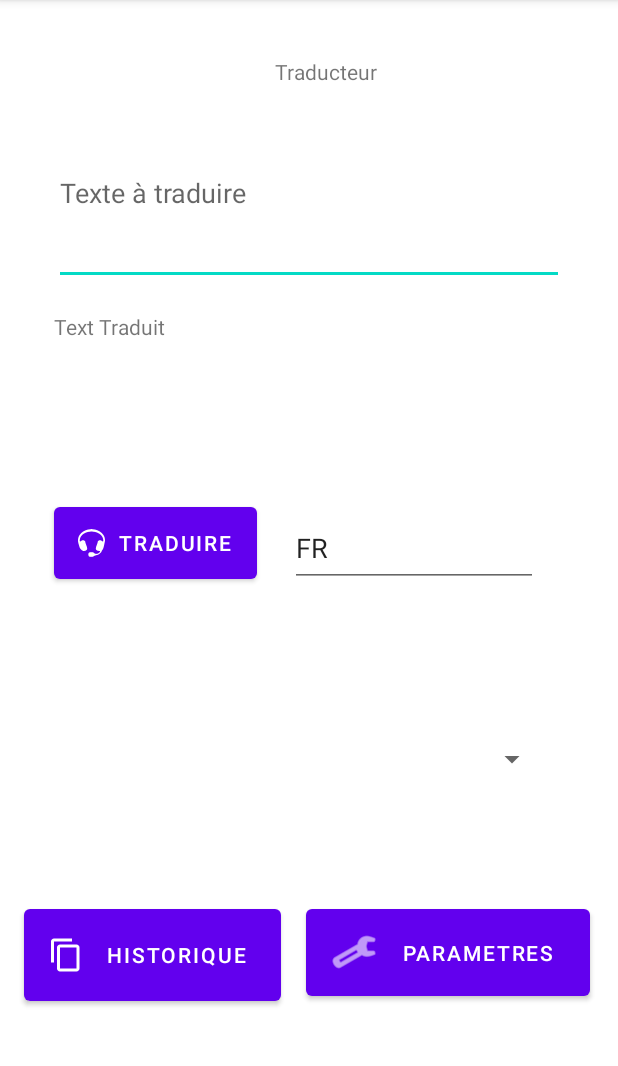
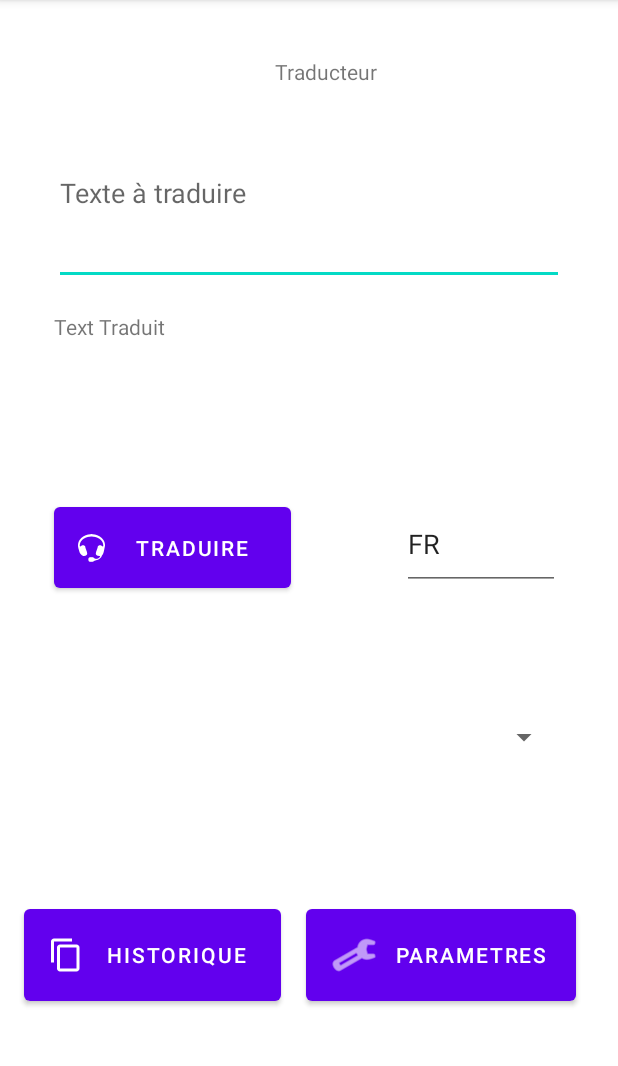
Before and after one commit to antoine-chenevier/Projet-Android, an Android app: the screen it shows after launch (MainActivity), after a tap on "TRADUIRE", on a phone screen of 412 x 824 dp, the part 84-1150 px from its top. Run offline under Robolectric (Android 15) with nearby library versions, the phone set to English and light mode, and no system bars; libraries missing offline, so code that uses them is left out: com.androidnetworking, com.androidnetworking.error, com.androidnetworking.interfaces; 4 statements that could not run were skipped.

```diff
--- a/app/src/main/java/com/chenevier/projet/MainActivity.java
+++ b/app/src/main/java/com/chenevier/projet/MainActivity.java
@@ -37,6 +37,151 @@ public class MainActivity extends AppCompatActivity implements AdapterView.OnIte
         setContentView(R.layout.activity_main);
         AndroidNetworking.initialize(this);
 
+        // Set the api key
+        SharedPreferences file = getSharedPreferences("fileKey",MODE_PRIVATE);
+        SharedPreferences.Editor editor = file.edit();
+        APIKey = file.getString("APIKey","");
+
+        // Get the list of languages
+        AndroidNetworking.get("https://api-free.deepl.com/v2/languages")
+                .addHeaders("Authorization", "DeepL-Auth-Key " + APIKey)
+                .build()
+                .getAsJSONArray(new JSONArrayRequestListener() {
+                    @Override
+                    public void onResponse(JSONArray response) {
+                        try {
+                            for (int i = 0; i < response.length(); i++) {
+
+                                // Get the data from API
+                                JSONObject langue = response.getJSONObject(i);
+                                String language = langue.getString("language");
+                                String name = langue.getString("name");
+
+                                // Add the data to the list
+                                Langue langueAdd = new Langue(language, name);
+                                langue_list.add(langueAdd);
+                            }
+                        } catch (JSONException e) {
+                            e.printStackTrace();
+                        }
+                    }
+                    @Override
+                    public void onError(ANError anError) {
+                        Toast toast = Toast.makeText(MainActivity.this, anError.toString(), Toast.LENGTH_LONG);
+                        toast.show();
+                    }
+                });
+
+        // Set the spinner with the list of languages
+        arrayAdapter = new ArrayAdapter<>(this, android.R.layout.simple_spinner_dropdown_item, langue_list);
+        Spinner spinner = findViewById(R.id.spinner);
+        spinner.setOnItemSelectedListener(this);
+
+        arrayAdapter.notifyDataSetChanged();
+        spinner.setAdapter(arrayAdapter);
+
+        // Get the data from history
+        Intent nextActivity = getIntent();
+        String text = nextActivity.getStringExtra("textATraduire");
+        EditText editText =(EditText) findViewById(R.id.editTextTraduire);
+        editText.setText(text);
+    }
+    public void Historique(View view) {
+
+        // Load the history view
+        Intent nextActivity = new Intent(
+                MainActivity.this,
+                ActivityHistory.class
+        );
+        startActivity(nextActivity);
+    }
+
+    public  void Traduire(View view){
+
+        // Set the api key
+        SharedPreferences file = getSharedPreferences("fileKey",MODE_PRIVATE);
+        SharedPreferences.Editor editor = file.edit();
+        APIKey = file.getString("APIKey","");
+
+        // Initialise objets
+        EditText texte = (EditText) findViewById(R.id.editTextTraduire);
+        TextView traduit = (TextView) findViewById(R.id.textViewTraduction);
+        Spinner spinner = (Spinner)findViewById(R.id.spinner);
+        EditText textLanguage = (EditText) findViewById(R.id.editLanguage);
+        langue_selected = textLanguage.getText().toString();
+
+        //Langue langueL = (Langue) spinner.getSelectedItem();
+        //langue_selected = langueL.language;
+
+        // Send the text to translate
+        AndroidNetworking.post("https://api-free.deepl.com/v2/translate")
+                .addHeaders("Authorization","DeepL-Auth-Key "+APIKey)
+                .addBodyParameter("text",texte.getText().toString())
+                .addBodyParameter("target_lang",langue_selected)
+                .build()
+
+                .getAsJSONObject(new JSONObjectRequestListener() {
+                    @Override
+                    public void onResponse(JSONObject response) {
+                        try {
+                            // Get the data from API
+                            JSONArray texte_translation = response.getJSONArray("translations");
+                            JSONObject texte_traduit = texte_translation.getJSONObject(0);
+
+                            // Set the data on the TextView
+                            String test = texte_traduit.getString("text");
+                            traduit.setText(test);
+
+                        } catch (JSONException e) {
+                            e.printStackTrace();
+
+                        }
+                    }
+                    @Override
+                    public void onError(ANError anError) {
+                        Toast toast = Toast.makeText(MainActivity.this,anError.toString(),Toast.LENGTH_LONG);
+                        toast.show();
+                    }
+                });
+
+            // Save the last 10 text translated
+            SharedPreferences fileH = getSharedPreferences("fileHistory",MODE_PRIVATE);
+            SharedPreferences.Editor editorH = fileH.edit();
+            editorH.putString("historique"+ i,texte.getText().toString());
+            editorH.commit();
+            i++;
+            if(i>10){i=0;}
+    }
+
+    public void Parametres(View view) {
+
+        // Start the parameter View
+        Intent nextActivity = new Intent(
+                MainActivity.this,
+                ParametresActivity.class
+        );
+        startActivity(nextActivity);
+    }
+
+    @Override
+    public void onItemSelected(AdapterView<?> parent, View view, int position, long id) {
+
+        // On selecting a spinner item
+        String item = parent.getItemAtPosition(position).toString();
+
+        // Showing selected spinner item
+        Toast.makeText(parent.getContext(), "Selected: " + item, Toast.LENGTH_LONG).show();
+
+    }
+
+    public void onNothingSelected(AdapterView<?> arg0) {
+        // TODO Auto-generated method stub
+    }
+    @Override
+    protected void onResume() {
+
+        // Use the reload the flag after setting the API key
+        super.onResume();
 
         // Set the api key
         SharedPreferences file = getSharedPreferences("fileKey",MODE_PRIVATE);
@@ -76,106 +221,5 @@ public class MainActivity extends AppCompatActivity implements AdapterView.OnIte
 
         arrayAdapter.notifyDataSetChanged();
         spinner.setAdapter(arrayAdapter);
-
-/*
-        Intent i = getIntent();
-        String values = i.getStringExtra("textATraduire");
-        if(!values.isEmpty()){
-            EditText traduire = (EditText) findViewById(R.id.editTextTraduire);
-            traduire.setText(values);
-        }
-
- */
-
-    }
-
-    public void Historique(View view) {
-        // Load the history view
-        Intent nextActivity = new Intent(
-                MainActivity.this,
-                ActivityHistory.class
-        );
-        startActivity(nextActivity);
-    }
-
-    public  void Traduire(View view){
-
-        // Set the api key
-        SharedPreferences file = getSharedPreferences("fileKey",MODE_PRIVATE);
-        SharedPreferences.Editor editor = file.edit();
-        APIKey = file.getString("APIKey","");
-
-        // Initialise objets
-        EditText texte = (EditText) findViewById(R.id.editTextTraduire);
-        TextView traduit = (TextView) findViewById(R.id.textViewTraduction);
-        Spinner spinner = (Spinner)findViewById(R.id.spinner);
-        EditText textLanguage = (EditText) findViewById(R.id.editLanguage);
-        langue_selected = textLanguage.getText().toString();
-
-        //Langue langueL = (Langue) spinner.getSelectedItem();
-        //langue_selected = langueL.language;
-
-        // Send the text to translate
-        AndroidNetworking.post("https://api-free.deepl.com/v2/translate")
-                .addHeaders("Authorization","DeepL-Auth-Key "+APIKey)
-                .addBodyParameter("text",texte.getText().toString())
-                .addBodyParameter("target_lang",langue_selected)
-                .build()
-
-                .getAsJSONObject(new JSONObjectRequestListener() {
-                    @Override
-                    public void onResponse(JSONObject response) {
-                        try {
-                            JSONArray texte_translation = response.getJSONArray("translations");
-                            JSONObject texte_traduit = texte_translation.getJSONObject(0);
-                            String test = texte_traduit.getString("text");
-                            traduit.setText(test);
-
-                        } catch (JSONException e) {
-                            e.printStackTrace();
-
-                        }
-                    }
-                    @Override
-                    public void onError(ANError anError) {
-                        Toast toast = Toast.makeText(MainActivity.this,anError.toString(),Toast.LENGTH_LONG);
-                        toast.show();
-                    }
-                });
-
-            // Save the last 10 text translated
-            SharedPreferences fileH = getSharedPreferences("fileHistory",MODE_PRIVATE);
-            SharedPreferences.Editor editorH = fileH.edit();
-            editorH.putString("historique"+ i,texte.getText().toString());
-            editorH.commit();
-            i++;
-            if(i>10){   i=0;    }
-
-
-
-    }
-
-    public void Parametres(View view) {
-        // Start the parameter View
-        Intent nextActivity = new Intent(
-                MainActivity.this,
-                ParametresActivity.class
-        );
-        startActivity(nextActivity);
-    }
-
-    @Override
-    public void onItemSelected(AdapterView<?> parent, View view, int position, long id) {
-        // On selecting a spinner item
-        String item = parent.getItemAtPosition(position).toString();
-
-        // Showing selected spinner item
-        Toast.makeText(parent.getContext(), "Selected: " + item, Toast.LENGTH_LONG).show();
-
-    }
-
-    public void onNothingSelected(AdapterView<?> arg0) {
-        // TODO Auto-generated method stub
-
     }
 }
--- a/app/src/main/res/layout/activity_main.xml
+++ b/app/src/main/res/layout/activity_main.xml
@@ -31,8 +31,8 @@
 
     <Button
         android:id="@+id/traduire"
-        android:layout_width="135dp"
-        android:layout_height="60dp"
+        android:layout_width="158dp"
+        android:layout_height="66dp"
         android:layout_marginStart="36dp"
         android:layout_marginTop="332dp"
         android:onClick="Traduire"
@@ -65,8 +65,8 @@
 
     <Button
         android:id="@+id/parametres"
-        android:layout_width="189dp"
-        android:layout_height="70dp"
+        android:layout_width="180dp"
+        android:layout_height="73dp"
         android:layout_marginStart="204dp"
         android:layout_marginTop="600dp"
         android:onClick="Parametres"
@@ -77,10 +77,10 @@
 
     <Spinner
         android:id="@+id/spinner"
-        android:layout_width="337dp"
-        android:layout_height="105dp"
-        android:layout_marginStart="28dp"
-        android:layout_marginBottom="209dp"
+        android:layout_width="329dp"
+        android:layout_height="65dp"
+        android:layout_marginStart="44dp"
+        android:layout_marginBottom="244dp"
         android:spinnerMode="dropdown"
         app:layout_constraintBottom_toBottomOf="parent"
         app:layout_constraintStart_toStartOf="parent"
@@ -88,10 +88,10 @@
 
     <EditText
         android:id="@+id/editLanguage"
-        android:layout_width="165dp"
-        android:layout_height="52dp"
-        android:layout_marginStart="193dp"
-        android:layout_marginTop="339dp"
+        android:layout_width="105dp"
+        android:layout_height="61dp"
+        android:layout_marginStart="268dp"
+        android:layout_marginTop="332dp"
         android:ems="10"
         android:inputType="textPersonName"
         android:text="FR"
```
Also changed, not shown: app/src/main/java/com/chenevier/projet/ActivityHistory.java (+21 -1 lines), app/src/main/java/com/chenevier/projet/ParametresActivity.java (+1 -9 lines), app/src/main/res/layout/activity_history.xml (+8 -1 lines), app/src/main/res/layout/activity_parametres.xml (+9 -9 lines).
